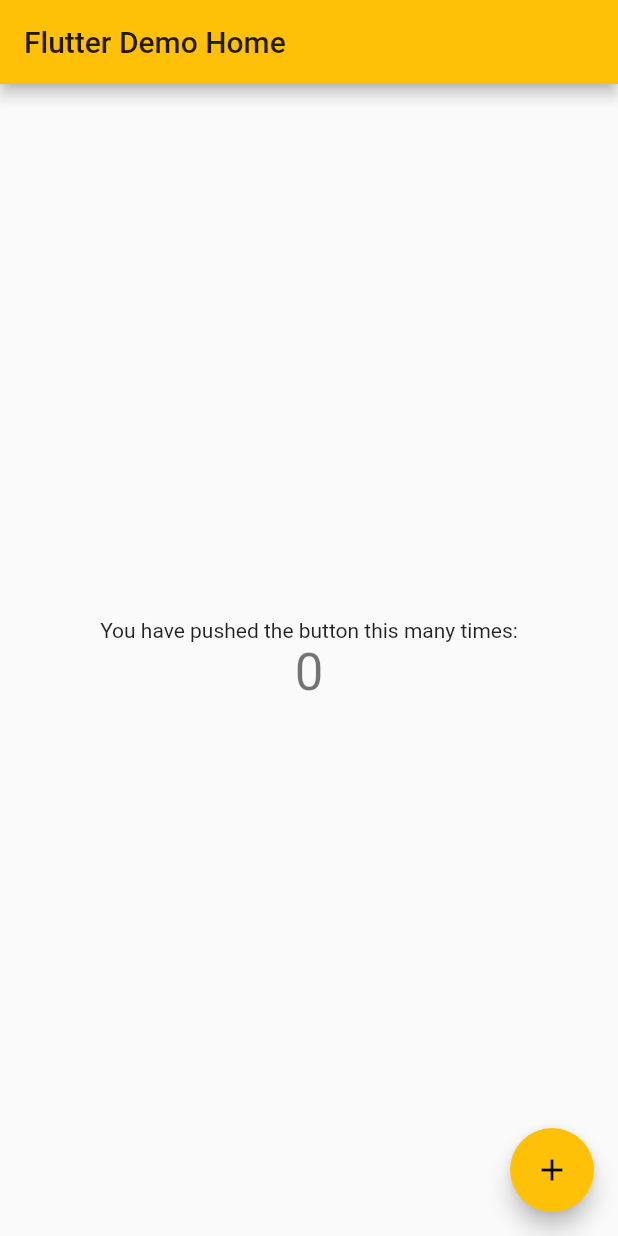
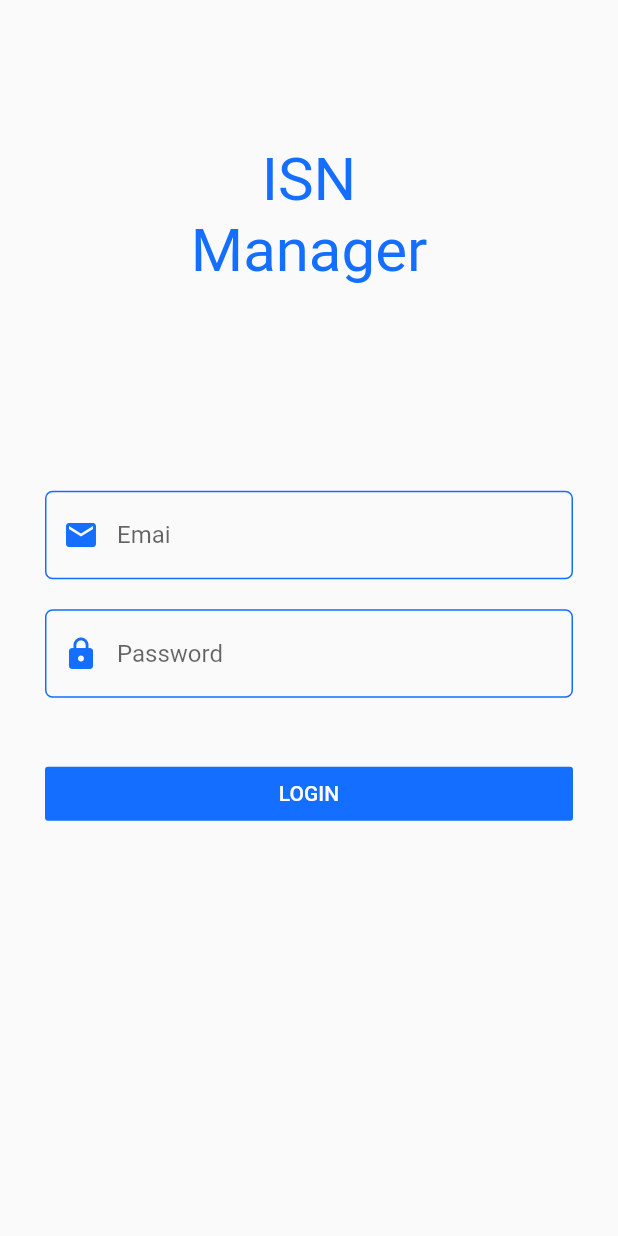
Before and after one commit to reguiegyounes/isn_manager_app, a Flutter app: the screen it shows after launch, on a phone screen of 412 x 824 dp. Run offline on Flutter 3.47's test engine with Material 2 defaults, Android fonts, the phone set to English and light mode, and no system bars.

Commit message:
LoginScreen Design

```diff
--- /dev/null
+++ b/lib/constant/colors.dart
@@ -0,0 +1,3 @@
+import 'package:flutter/material.dart';
+
+const Color primaryColor = Color.fromARGB(255, 20, 110, 255);
--- a/lib/main.dart
+++ b/lib/main.dart
@@ -1,4 +1,5 @@
 import 'package:flutter/material.dart';
+import 'package:isn_manager/screens/loginScreen.dart';
 
 void main() {
   runApp(MyApp());
@@ -9,58 +10,9 @@
   @override
   Widget build(BuildContext context) {
     return MaterialApp(
-      title: 'Flutter Demo',
-      theme: ThemeData(
-        primarySwatch: Colors.amber,
-      ),
-      home: MyHomePage(title: 'Flutter Demo Home'),
+      debugShowCheckedModeBanner: false,
+      initialRoute: LoginScreen.id,
+      routes: {LoginScreen.id: (context) => LoginScreen()},
     );
   }
 }
-
-class MyHomePage extends StatefulWidget {
-  MyHomePage({Key key, this.title}) : super(key: key);
-
-  final String title;
-
-  @override
-  _MyHomePageState createState() => _MyHomePageState();
-}
-
-class _MyHomePageState extends State<MyHomePage> {
-  int _counter = 0;
-
-  void _incrementCounter() {
-    setState(() {
-      _counter++;
-    });
-  }
-
-  @override
-  Widget build(BuildContext context) {
-    return Scaffold(
-      appBar: AppBar(
-        title: Text(widget.title),
-      ),
-      body: Center(
-        child: Column(
-          mainAxisAlignment: MainAxisAlignment.center,
-          children: <Widget>[
-            Text(
-              'You have pushed the button this many times:',
-            ),
-            Text(
-              '$_counter',
-              style: Theme.of(context).textTheme.headline4,
-            ),
-          ],
-        ),
-      ),
-      floatingActionButton: FloatingActionButton(
-        onPressed: _incrementCounter,
-        tooltip: 'Increment',
-        child: Icon(Icons.add),
-      ), // This trailing comma makes auto-formatting nicer for build methods.
-    );
-  }
-}
--- /dev/null
+++ b/lib/screens/homeScreen.dart
@@ -0,0 +1,48 @@
+import 'package:flutter/material.dart';
+
+class HomeScreen extends StatefulWidget {
+  HomeScreen({Key key, this.title}) : super(key: key);
+
+  final String title;
+
+  @override
+  _HomeScreenState createState() => _HomeScreenState();
+}
+
+class _HomeScreenState extends State<HomeScreen> {
+  int _counter = 0;
+
+  void _incrementCounter() {
+    setState(() {
+      _counter++;
+    });
+  }
+
+  @override
+  Widget build(BuildContext context) {
+    return Scaffold(
+      appBar: AppBar(
+        title: Text(widget.title),
+      ),
+      body: Center(
+        child: Column(
+          mainAxisAlignment: MainAxisAlignment.center,
+          children: <Widget>[
+            Text(
+              'You have pushed the button this many times:',
+            ),
+            Text(
+              '$_counter',
+              style: Theme.of(context).textTheme.headline4,
+            ),
+          ],
+        ),
+      ),
+      floatingActionButton: FloatingActionButton(
+        onPressed: _incrementCounter,
+        tooltip: 'Increment',
+        child: Icon(Icons.add),
+      ), // This trailing comma makes auto-formatting nicer for build methods.
+    );
+  }
+}
--- /dev/null
+++ b/lib/screens/loginScreen.dart
@@ -0,0 +1,58 @@
+import 'package:flutter/material.dart';
+import 'package:isn_manager/constant/colors.dart';
+import 'package:isn_manager/widgets/customTextField.dart';
+
+class LoginScreen extends StatelessWidget {
+  static String id = 'LoginScreen';
+  const LoginScreen({Key key}) : super(key: key);
+
+  @override
+  Widget build(BuildContext context) {
+    return Scaffold(
+      body: ListView(
+        children: <Widget>[
+          Padding(
+            padding: const EdgeInsets.all(20),
+            child: Container(
+              height: MediaQuery.of(context).size.height * .3,
+              child: Column(
+                mainAxisAlignment: MainAxisAlignment.center,
+                children: <Widget>[
+                  Text(
+                    'ISN',
+                    style: TextStyle(color: primaryColor, fontSize: 40),
+                  ),
+                  Text(
+                    'Manager',
+                    style: TextStyle(color: primaryColor, fontSize: 40),
+                  )
+                ],
+              ),
+            ),
+          ),
+          SizedBox(height: 40),
+          CustomTextField(
+            Icons.email,
+            hint: 'Emai',
+          ),
+          SizedBox(height: 20),
+          CustomTextField(
+            Icons.lock,
+            hint: 'Password',
+          ),
+          SizedBox(height: 40),
+          Padding(
+            padding: const EdgeInsets.symmetric(horizontal: 30),
+            child: FlatButton(
+                onPressed: () {},
+                color: primaryColor,
+                child: Text(
+                  'LOGIN',
+                  style: TextStyle(color: Colors.white),
+                )),
+          )
+        ],
+      ),
+    );
+  }
+}
--- /dev/null
+++ b/lib/widgets/customTextField.dart
@@ -0,0 +1,30 @@
+import 'package:flutter/material.dart';
+import 'package:isn_manager/constant/colors.dart';
+
+class CustomTextField extends StatelessWidget {
+  final String hint;
+  final IconData icon;
+  CustomTextField(this.icon, {this.hint});
+
+  @override
+  Widget build(BuildContext context) {
+    return Padding(
+      padding: const EdgeInsets.symmetric(horizontal: 30),
+      child: TextField(
+        cursorColor: primaryColor,
+        decoration: InputDecoration(
+            prefixIcon: Icon(
+              this.icon,
+              color: primaryColor,
+            ),
+            hintText: this.hint,
+            enabledBorder: OutlineInputBorder(
+                borderRadius: BorderRadius.circular(5),
+                borderSide: BorderSide(color: primaryColor)),
+            focusedBorder: OutlineInputBorder(
+                borderRadius: BorderRadius.circular(5),
+                borderSide: BorderSide(color: primaryColor))),
+      ),
+    );
+  }
+}
```
